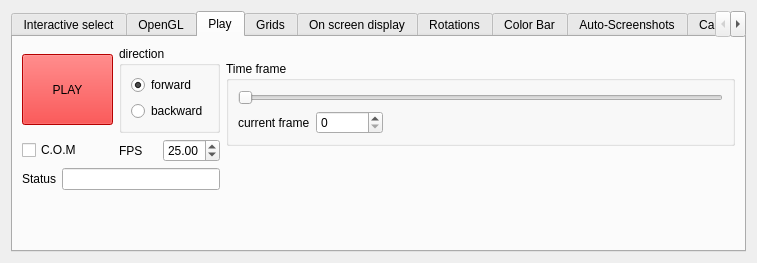
The window that src/formoptions.ui (jcldc/glnemo2) describes before a commit, drawn with Qt 5.
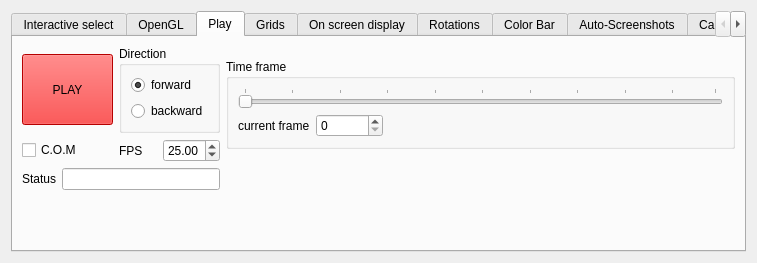
The same window after the commit. Icons and pictures are not drawn.

What changed in the file:
```diff
--- a/src/formoptions.ui
+++ b/src/formoptions.ui
@@ -2100,7 +2100,7 @@
           </sizepolicy>
          </property>
          <property name="title">
-          <string>direction</string>
+          <string>Direction</string>
          </property>
          <layout class="QGridLayout" name="gridLayout_38">
           <item row="0" column="0">
@@ -2146,6 +2146,12 @@
             <property name="orientation">
              <enum>Qt::Horizontal</enum>
             </property>
+            <property name="tickPosition">
+             <enum>QSlider::TicksAbove</enum>
+            </property>
+            <property name="tickInterval">
+             <number>10</number>
+            </property>
            </widget>
           </item>
           <item row="1" column="0">
```
Left out of the diff: 3 changed lines with no effect on the pictures.
